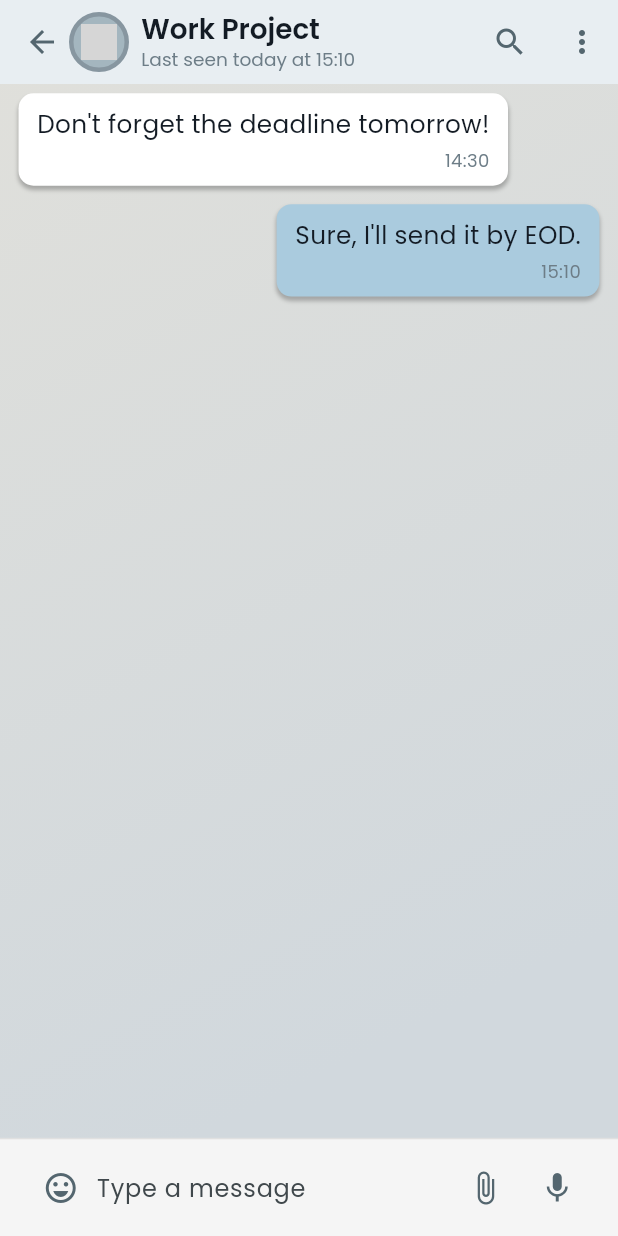
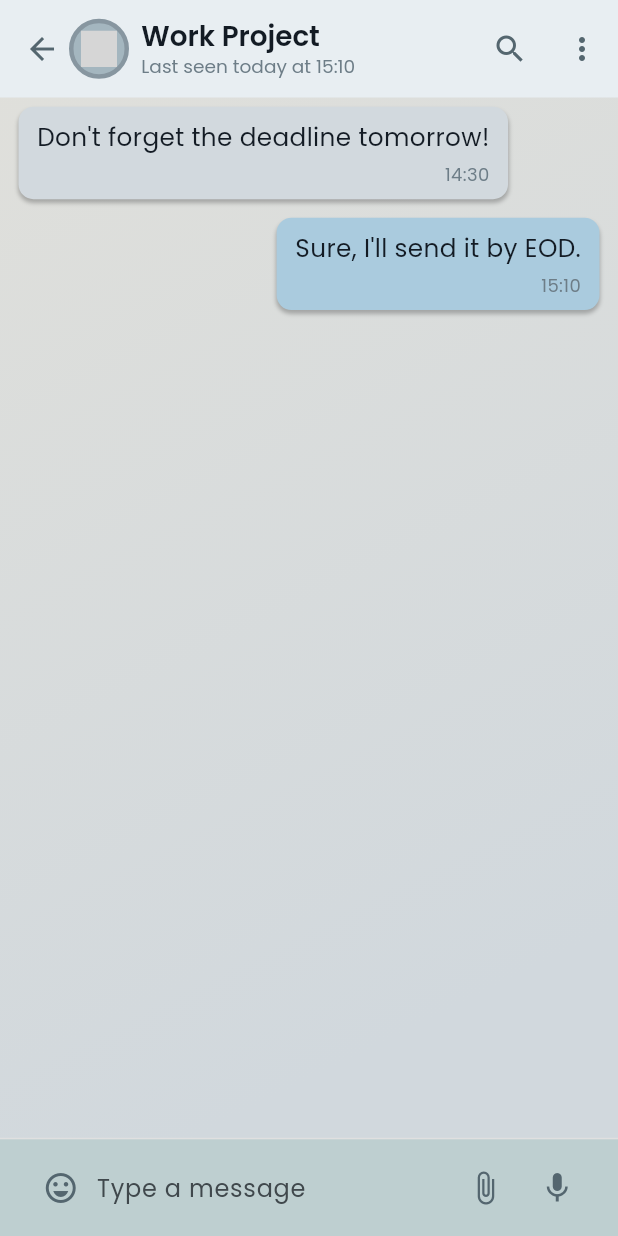
Before and after one commit to TheMirza009/notesapp, a Flutter app: the screen it shows after launch, after a tap on "Work Project", on a phone screen of 412 x 824 dp. Run offline on Flutter 3.47's test engine with Material 3 defaults, Android fonts, the phone set to English and light mode, and no system bars; our stand-ins replace flutter_riverpod, google_fonts, image_cropper, image_picker; missing offline and left inert: contextmenu, iconify_flutter, svg_flutter; grey boxes are pictures that could not be loaded.

Commit message:
Chat Screen theme updated.

```diff
--- a/lib/core/Theme/gradients.dart
+++ b/lib/core/Theme/gradients.dart
@@ -19,4 +19,10 @@ class Gradients {
     begin: Alignment.topLeft,
     end: Alignment.bottomRight,
   );
+
+  static const darkAlertBackground = LinearGradient(
+    colors: [Color.fromARGB(255, 28, 39, 50), Color.fromARGB(255, 22, 33, 41), Color.fromARGB(255, 30, 46, 61)],
+    begin: Alignment.topCenter,
+    end: Alignment.bottomRight,
+  );
 }
--- a/lib/core/Theme/theme_constants.dart
+++ b/lib/core/Theme/theme_constants.dart
@@ -39,4 +39,6 @@ class ThemeConstants {
   static const Color darkIconBorder = Color(0xFF293942);
   static const Color darkIconbackground = Color(0xFF4f616d);
   static const Color darkIconforeground = Color(0xFF778492);
+  static const Color messageBarDark = Color(0xFF1d2b36);
+  static const Color senderBlueDark = Color(0xFF003755);
 }
--- a/lib/root/screens/Chat_Screen/chat_screen.dart
+++ b/lib/root/screens/Chat_Screen/chat_screen.dart
@@ -6,6 +6,7 @@ import 'package:flutter_riverpod/flutter_riverpod.dart';
 import 'package:notesapp/core/Theme/gradients.dart';
 import 'package:notesapp/core/Theme/theme_constants.dart';
 import 'package:notesapp/core/extensions/chat_list_extension.dart';
+import 'package:notesapp/core/extensions/context_extensions.dart';
 import 'package:notesapp/root/data/chat_list_provider/chat_list_notifier.dart';
 import 'package:notesapp/root/data/enums/media_type.dart';
 import 'package:notesapp/root/data/models/chat_model.dart';
@@ -28,6 +29,7 @@ class ChatScreen extends ConsumerWidget {
     final Chat currentChat = chatList.getChatByID(chatId);
     final bool isChatEmpty = currentChat.messages.length == 1;
     final ChatListNotifier chatNotifier = ref.read(chatListProvider.notifier);
+    LinearGradient backgroundGradient = context.isLight ? Gradients.lightBackground : Gradients.darkBackground;
 
     // Functions
     void sendMessage(String text) {
@@ -50,7 +52,7 @@ class ChatScreen extends ConsumerWidget {
         body: Container(
           height: ThemeConstants.screenHeight,
           width: ThemeConstants.screenWidth,
-          decoration: BoxDecoration(gradient: Gradients.lightBackground),
+          decoration: BoxDecoration(gradient: backgroundGradient),
           child: Column(
             children: [
               ChatAppBar(
--- a/lib/root/screens/Chat_Screen/components/bottom_message_bar.dart
+++ b/lib/root/screens/Chat_Screen/components/bottom_message_bar.dart
@@ -1,4 +1,6 @@
 import 'package:flutter/material.dart';
+import 'package:notesapp/core/Theme/theme_constants.dart';
+import 'package:notesapp/core/extensions/context_extensions.dart';
 
 class BottomMessageBar extends StatelessWidget {
   final double screenWidth;
@@ -27,8 +29,8 @@ class BottomMessageBar extends StatelessWidget {
         horizontal: screenWidth * 0.04,
       ),
       decoration: BoxDecoration(
-        color: Colors.grey[100],
-        border: Border(top: BorderSide(color: Colors.grey[300]!)),
+        color: context.isLight ? ThemeConstants.hometoolbarLight2 : ThemeConstants.messageBarDark,  // Colors.grey[100],
+        border: Border(top: BorderSide(color: context.isLight ? Colors.grey[300]! : ThemeConstants.darkAppbar) ),
       ),
       child: Row(
         children: [
--- a/lib/root/screens/Chat_Screen/components/chat_appbar.dart
+++ b/lib/root/screens/Chat_Screen/components/chat_appbar.dart
@@ -1,5 +1,6 @@
 import 'package:flutter/material.dart';
 import 'package:notesapp/core/Theme/theme_constants.dart';
+import 'package:notesapp/core/extensions/context_extensions.dart';
 import 'package:notesapp/root/screens/Homescreen/components/doc_icon.dart';
 
 class ChatAppBar extends StatelessWidget {
@@ -16,9 +17,10 @@ class ChatAppBar extends StatelessWidget {
   @override
   Widget build(BuildContext context) {
     return AppBar(
-      backgroundColor: ThemeConstants.toolbarLight,
+      backgroundColor: context.isLight ? ThemeConstants.toolbarLight : ThemeConstants.darkAppbar,
       elevation: 1.0,
       titleSpacing: 0,
+      toolbarHeight: 65,
       leading: IconButton(
         onPressed: () {
           Navigator.pop(context); // Placeholder
@@ -47,7 +49,7 @@ class ChatAppBar extends StatelessWidget {
                       style: TextStyle(
                         fontSize: ThemeConstants.screenWidth * 0.045,
                         fontWeight: FontWeight.w600,
-                        color: ThemeConstants.textLight,
+                        color: context.isLight ? ThemeConstants.textLight : ThemeConstants.textDark2,
                       ),
                     ),
                     Text(
--- a/lib/root/screens/Chat_Screen/components/message_bubble.dart
+++ b/lib/root/screens/Chat_Screen/components/message_bubble.dart
@@ -1,6 +1,7 @@
 import 'dart:ui';
 import 'package:flutter/material.dart';
 import 'package:notesapp/core/Theme/theme_constants.dart';
+import 'package:notesapp/core/extensions/context_extensions.dart';
 import 'package:notesapp/root/data/enums/media_type.dart';
 import 'package:notesapp/root/data/models/message_model.dart';
 
@@ -25,7 +26,7 @@ class MessageBubble extends StatelessWidget {
           vertical: screenWidth * 0.02,
         ),
         decoration: BoxDecoration(
-          color: isSender ? ThemeConstants.senderBlue : Colors.white, // Color
+          color: isSender ? ( context.isLight ? ThemeConstants.senderBlue : ThemeConstants.senderBlueDark) : (context.isLight ? ThemeConstants.hometoolbarLight3 : ThemeConstants.darkIconBorder), // Color
           borderRadius: BorderRadius.circular(10),
           boxShadow: [
             BoxShadow(
--- a/lib/root/screens/Homescreen/homescreen.dart
+++ b/lib/root/screens/Homescreen/homescreen.dart
@@ -1,3 +1,5 @@
+import 'dart:io';
+
 import 'package:contextmenu/contextmenu.dart';
 import 'package:flutter/cupertino.dart';
 import 'package:flutter/material.dart';
@@ -31,7 +33,7 @@ class Homescreen extends ConsumerWidget {
     final List<Chat> chatlist = ref.watch(chatListProvider);
     final chatNotifier = ref.read(chatListProvider.notifier);
     bool isLight = Theme.brightnessOf(context) == Brightness.light;
-
+    LinearGradient backgroundGradient = isLight ? Gradients.lightBackground : Gradients.darkBackground;
     Color headerColor =  isLight ? ThemeConstants.hometoolbarLight2 : ThemeConstants.darkAppbar;
 
     void handleContextMenuAction(value) {
@@ -114,21 +116,23 @@ class Homescreen extends ConsumerWidget {
         height: screensize.height,
         width: screensize.width,
         padding: EdgeInsets.only(top: 12),
-        decoration: BoxDecoration(gradient: isLight ? Gradients.lightBackground : Gradients.darkBackground),
+        decoration: BoxDecoration(gradient: backgroundGradient),
         child:
         Column(
           children: [
-            Row(
-              crossAxisAlignment: CrossAxisAlignment.start,
+            Padding(
+              padding: const EdgeInsets.only(left: 12.0, bottom: 8, right: 0),
+              child: Row(
+                spacing: Platform.isWindows ? 5 : 0,
+                crossAxisAlignment: CrossAxisAlignment.center,
                 children: [
-                Padding(
-                  padding: const EdgeInsets.only(left: 12.0, bottom: 8, right: 3),
+                  Expanded(
                     child: ConstrainedBox(
                       constraints: BoxConstraints(
                         maxHeight: 40,
-                      maxWidth: screensize.width - 60,
                       ),
                       child: SearchBar(
+                        autoFocus: false,
                         shape: WidgetStatePropertyAll(RoundedRectangleBorder(borderRadius: BorderRadiusGeometry.circular(12))),
                         padding: WidgetStatePropertyAll(EdgeInsets.zero),
                         shadowColor: WidgetStatePropertyAll(Colors.transparent),
@@ -142,8 +146,11 @@ class Homescreen extends ConsumerWidget {
                       ),
                     ),
                   ),
-                IconButton(onPressed: () {}, icon: Icon(Icons.filter_list, color: ThemeConstants.iconLight,))
+                  Align(
+                    alignment: Alignment.topCenter,
+                    child: IconButton(onPressed: () {}, icon: Icon(Icons.filter_list, color: ThemeConstants.iconLight,)))
                 ],
+              ),
             ),
             Expanded(
               child: chatlist.isEmpty
--- a/lib/root/widgets/custom_icon_dialogue.dart
+++ b/lib/root/widgets/custom_icon_dialogue.dart
@@ -18,7 +18,7 @@ class CustomAlertDialog extends StatelessWidget {
   @override
   Widget build(BuildContext context) {
     var seedColor = (context.isLight ? const Color.fromARGB(255, 48, 160, 205) : ThemeConstants.sinisterSeed);
-    var backgroundGradient = context.isLight ? Gradients.lightBackground : Gradients.darkBackground;
+    var backgroundGradient = context.isLight ? Gradients.lightBackground : Gradients.darkAlertBackground;
     return Dialog(
       child: Container(
         width: MediaQuery.of(context).size.width >= 600 ? 300 : null,
```
Lines whose indentation alone changed are shown as unchanged.
